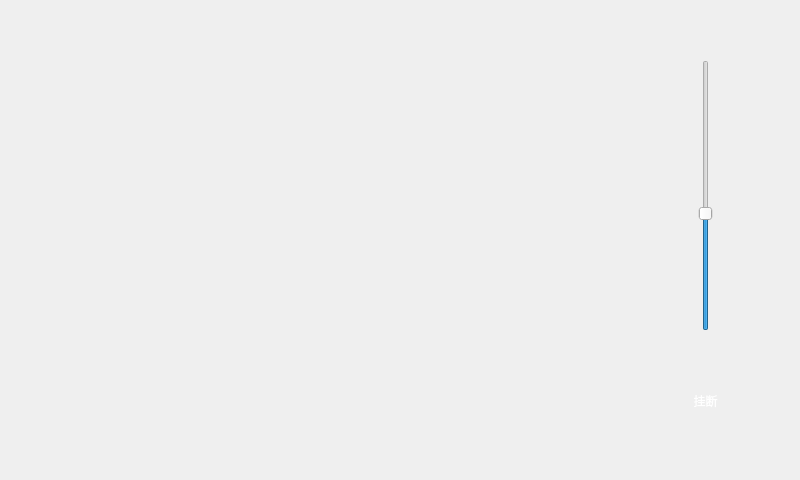
This is dialog.ui in oxiaom/arm_sine as Qt 5 draws it before an edit. The edited form follows.
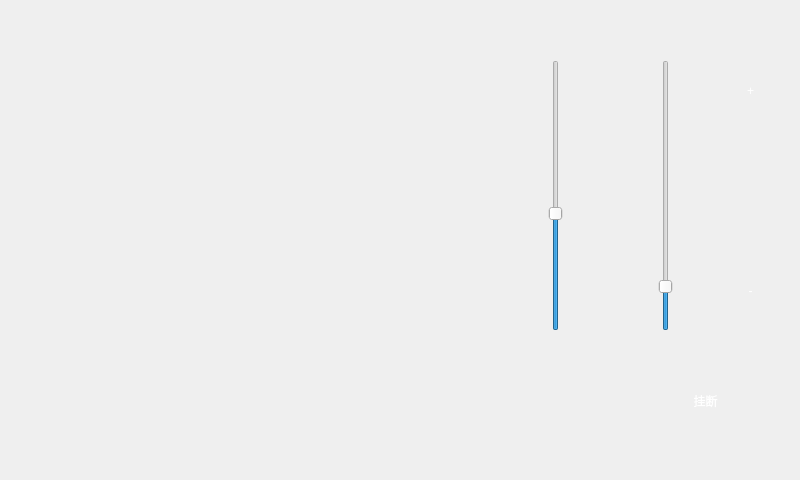
This is the edited form. Icons and pictures are not drawn.

What changed in the file:
```diff
--- a/dialog.ui
+++ b/dialog.ui
@@ -38,9 +38,9 @@
   <widget class="QSlider" name="verticalSlider">
    <property name="geometry">
     <rect>
-     <x>640</x>
+     <x>620</x>
      <y>60</y>
-     <width>131</width>
+     <width>91</width>
      <height>271</height>
     </rect>
    </property>
@@ -90,7 +90,7 @@
 </string>
    </property>
    <property name="maximum">
-    <number>7</number>
+    <number>21</number>
    </property>
    <property name="value">
     <number>3</number>
@@ -112,6 +112,108 @@
     <string/>
    </property>
   </widget>
+  <widget class="QSlider" name="verticalSlider_2">
+   <property name="geometry">
+    <rect>
+     <x>490</x>
+     <y>60</y>
+     <width>131</width>
+     <height>271</height>
+    </rect>
+   </property>
+   <property name="styleSheet">
+    <string notr="true">QSlider::groove:vertical {  
+border-image: url(:/B12.png);
+border: 2px solid #aaaaaa;  
+background: #aaaaaa00;  
+width: 30px;  
+border-radius: 15px;  
+padding-left:-1px;  
+padding-right:-1px;  
+padding-top:-1px;  
+padding-bottom:-1px;  
+}  
+QSlider{   
+ 
+	border-image: url(:/B12.png);
+}  
+ 
+QSlider::sub-page:vertical {  
+background: #666666;  
+border-image: url(:/B12.png);
+
+border:2px solid #000000;  
+border-radius:16px;  
+}  
+QSlider::add-page:vertical {  
+background: #3da1e5; 
+border:2px solid #000000050;  
+border-radius:16px;  
+width:32px;  
+border-image: url(:/B12.png);
+ }  
+QSlider::handle:vertical   
+{
+border-image: url(:/B12.png);  
+    background: qradialgradient(spread:pad, cx:0.5, cy:0.5, radius:0.13, fx:0.5, fy:0.5, stop:0.6 #999999, stop:0.9 rgba(60, 60, 60, 255));  
+  
+    height: 76px;
+    border:2px solid #000000;
+    margin-left: -25px;  
+    margin-right: -25px;  
+    border-radius:40px;  
+}  
+  
+</string>
+   </property>
+   <property name="maximum">
+    <number>7</number>
+   </property>
+   <property name="value">
+    <number>3</number>
+   </property>
+   <property name="orientation">
+    <enum>Qt::Vertical</enum>
+   </property>
+  </widget>
+  <widget class="QPushButton" name="pushButton_2">
+   <property name="geometry">
+    <rect>
+     <x>720</x>
+     <y>60</y>
+     <width>61</width>
+     <height>61</height>
+    </rect>
+   </property>
+   <property name="styleSheet">
+    <string notr="true">QPushButton{color: rgb(255, 255, 255);font: 90 30pt &quot;Aharoni&quot;;  border-radius:10px;}
+QPushButton{border-image: url(://KR.png);  border-radius:10px;}
+QPushButton:hover{border-image: url(:/K6.png);  border-radius:10px;}  
+QPushButton:pressed{border-image: url(:/K6.png);  border-radius:10px;}</string>
+   </property>
+   <property name="text">
+    <string>+</string>
+   </property>
+  </widget>
+  <widget class="QPushButton" name="pushButton_3">
+   <property name="geometry">
+    <rect>
+     <x>720</x>
+     <y>260</y>
+     <width>61</width>
+     <height>61</height>
+    </rect>
+   </property>
+   <property name="styleSheet">
+    <string notr="true">QPushButton{color: rgb(255, 255, 255);font: 90 30pt &quot;Aharoni&quot;;  border-radius:10px;}
+QPushButton{border-image: url(://KR.png);  border-radius:10px;}
+QPushButton:hover{border-image: url(:/K6.png);  border-radius:10px;}  
+QPushButton:pressed{border-image: url(:/K6.png);  border-radius:10px;}</string>
+   </property>
+   <property name="text">
+    <string>-</string>
+   </property>
+  </widget>
  </widget>
  <resources/>
  <connections/>
```
